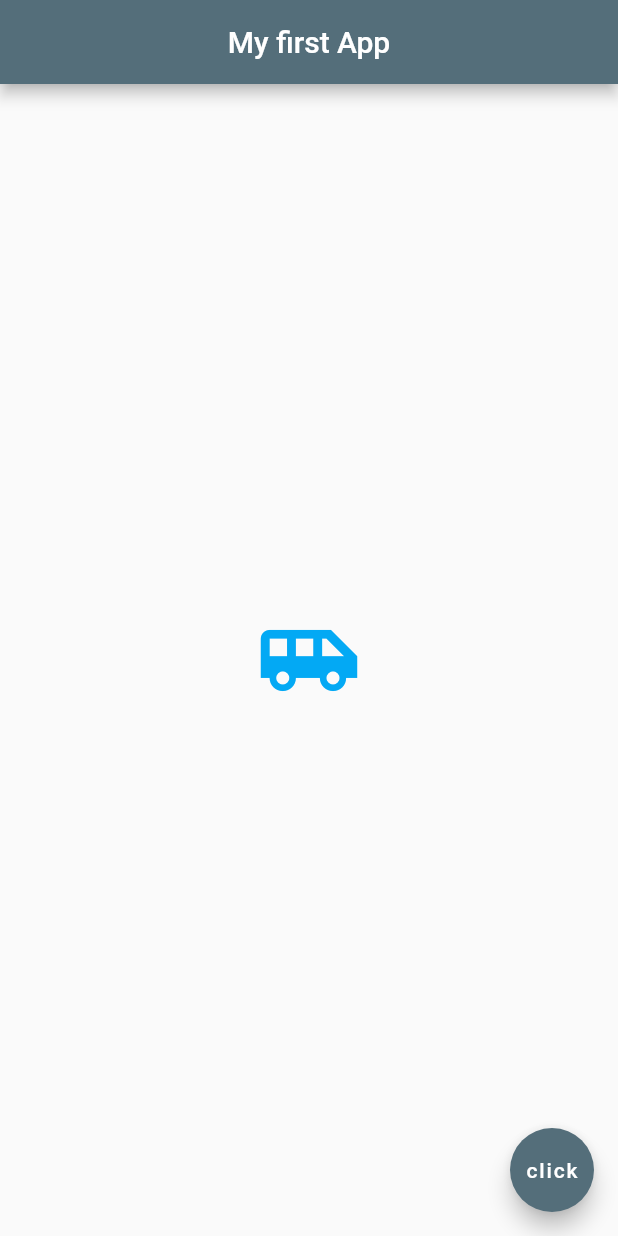
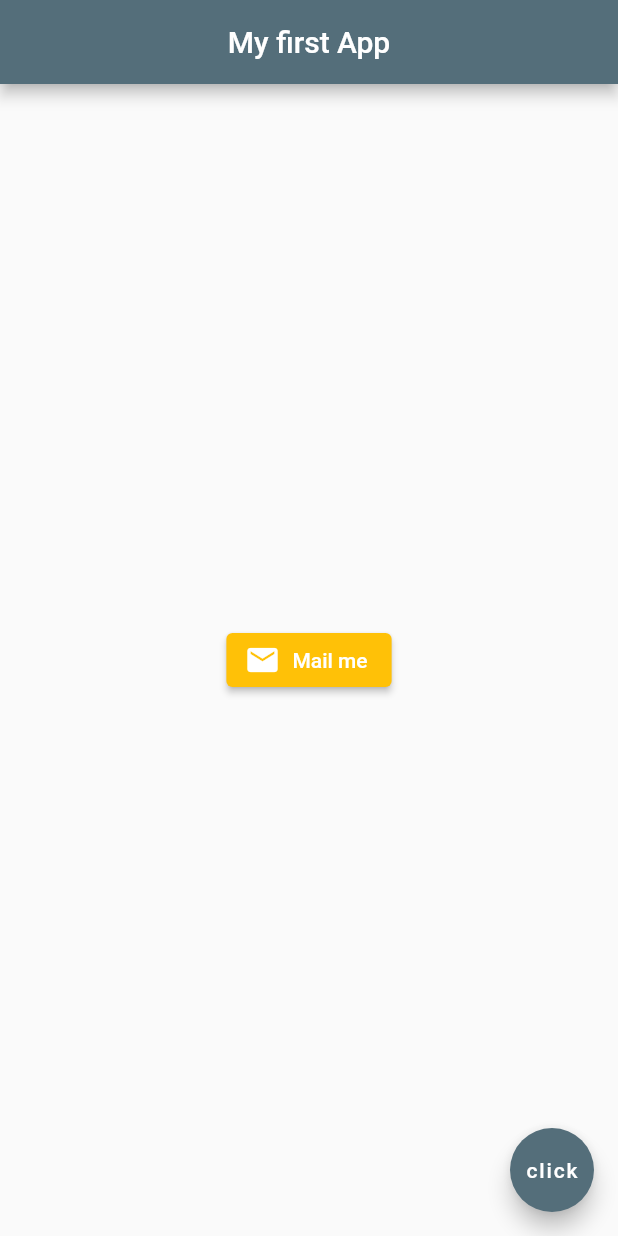
Before and after one commit to Tushxr00/myapp, a Flutter app: the screen it shows after launch, after a tap on "click", on a phone screen of 412 x 824 dp. Run offline on Flutter 3.47's test engine with Material 2 defaults, Android fonts, the phone set to English and light mode, and no system bars.

Commit message:
FEAT: added elevated button with icon

```diff
--- a/lib/main.dart
+++ b/lib/main.dart
@@ -17,15 +17,24 @@ class Home extends StatelessWidget {
         centerTitle: true,
         backgroundColor: Colors.blueGrey[600],
       ),
-      body: const Center(
-        child:  Icon(
-            Icons.airport_shuttle,
-            color: Colors.lightBlue,
-            size: 70
+      body:  Center(
+        child:  ElevatedButton.icon(
+            onPressed: (){
+              print('mailed you');
+            },
+            icon: Icon(Icons.mail),
+            label: Text('Mail me'),
+            style: ElevatedButton.styleFrom(
+              backgroundColor: Colors.amber,
+
+            ),
+
         )
       ),
       floatingActionButton: FloatingActionButton(
-        onPressed: (){},
+        onPressed: (){
+          print('you clicked me');
+        },
         backgroundColor: Colors.blueGrey[600],
         child: const Text('click'),
       ),
```
